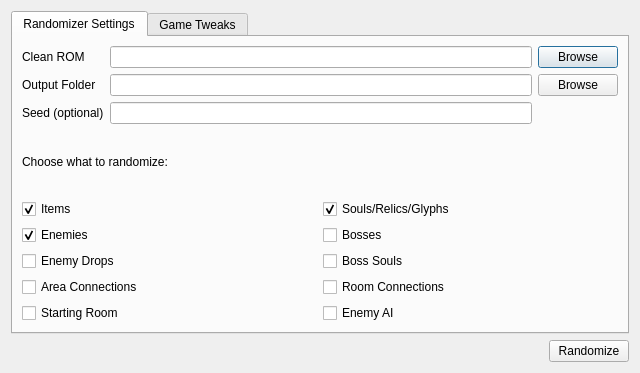
Above: dsvrandom/randomizer.ui from LagoLunatic/DSVEdit before the change. Below: the same form after it.
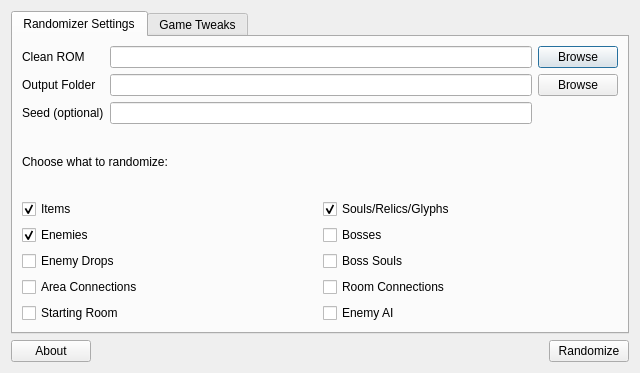
That is the form after the change. Icons and pictures are not drawn.

Commit message: Add about dialogs

Patch:
```diff
--- a/dsvrandom/randomizer.ui
+++ b/dsvrandom/randomizer.ui
@@ -261,6 +261,13 @@
    </item>
    <item>
     <layout class="QHBoxLayout" name="horizontalLayout_3">
+     <item>
+      <widget class="QPushButton" name="about_button">
+       <property name="text">
+        <string>About</string>
+       </property>
+      </widget>
+     </item>
      <item>
       <spacer name="horizontalSpacer">
        <property name="orientation">
```
Left out of the diff: 2 changed lines with no effect on the pictures. The commit also changes 3 other files.
